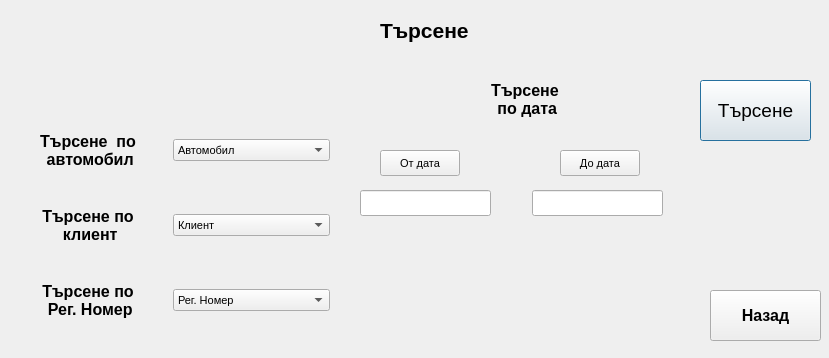
The window that searchform.ui (JohnnyBrawo/CarServ) describes before a commit, drawn with Qt 5.
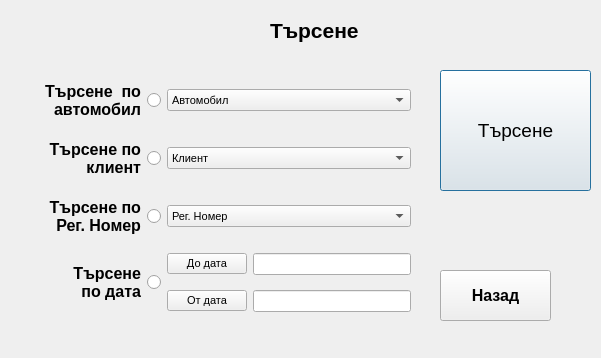
The same window after the commit.

Commit message: Promqna po Search formata i po Remontite. Trqbwa da se utochni i napishe smqna na registracionen nomer za remonta i da se pomisli za wryzkata Klient -> Kola -> Remont.

Patch:
```diff
--- a/searchform.ui
+++ b/searchform.ui
@@ -6,7 +6,7 @@
    <rect>
     <x>0</x>
     <y>0</y>
-    <width>829</width>
+    <width>601</width>
     <height>358</height>
    </rect>
   </property>
@@ -21,7 +21,7 @@
   <widget class="QLabel" name="L_Search_MainForm">
    <property name="geometry">
     <rect>
-     <x>380</x>
+     <x>270</x>
      <y>0</y>
      <width>141</width>
      <height>61</height>
@@ -38,37 +38,13 @@
     <string>Търсене </string>
    </property>
   </widget>
-  <widget class="QLabel" name="L_search_Data">
-   <property name="geometry">
-    <rect>
-     <x>490</x>
-     <y>80</y>
-     <width>70</width>
-     <height>38</height>
-    </rect>
-   </property>
-   <property name="font">
-    <font>
-     <pointsize>12</pointsize>
-     <weight>75</weight>
-     <bold>true</bold>
-    </font>
-   </property>
-   <property name="text">
-    <string>Търсене 
- по дата</string>
-   </property>
-   <property name="alignment">
-    <set>Qt::AlignCenter</set>
-   </property>
-  </widget>
   <widget class="QPushButton" name="Button_StartSearch">
    <property name="geometry">
     <rect>
-     <x>700</x>
-     <y>80</y>
-     <width>111</width>
-     <height>61</height>
+     <x>440</x>
+     <y>70</y>
+     <width>151</width>
+     <height>121</height>
     </rect>
    </property>
    <property name="font">
@@ -83,8 +59,8 @@
   <widget class="QPushButton" name="Button_Search_Back">
    <property name="geometry">
     <rect>
-     <x>710</x>
-     <y>290</y>
+     <x>440</x>
+     <y>270</y>
      <width>111</width>
      <height>51</height>
     </rect>
@@ -103,15 +79,15 @@
   <widget class="QWidget" name="layoutWidget">
    <property name="geometry">
     <rect>
-     <x>9</x>
-     <y>100</y>
-     <width>321</width>
+     <x>40</x>
+     <y>70</y>
+     <width>371</width>
      <height>251</height>
     </rect>
    </property>
    <layout class="QGridLayout" name="gridLayout">
     <item row="0" column="0">
-     <widget class="QLabel" name="L_search_Auto">
+     <widget class="QRadioButton" name="RButton_SearchAutos">
       <property name="font">
        <font>
         <pointsize>12</pointsize>
@@ -119,26 +95,17 @@
         <bold>true</bold>
        </font>
       </property>
+      <property name="layoutDirection">
+       <enum>Qt::RightToLeft</enum>
+      </property>
       <property name="text">
        <string>Търсене  по 
  автомобил</string>
       </property>
-      <property name="alignment">
-       <set>Qt::AlignCenter</set>
-      </property>
-     </widget>
-    </item>
-    <item row="0" column="1">
-     <widget class="QComboBox" name="Combo_SearchAuto">
-      <item>
-       <property name="text">
-        <string>Автомобил</string>
-       </property>
-      </item>
      </widget>
     </item>
     <item row="1" column="0">
-     <widget class="QLabel" name="L_search_Klient">
+     <widget class="QRadioButton" name="RButton_SearchClients">
       <property name="font">
        <font>
         <pointsize>12</pointsize>
@@ -146,26 +113,31 @@
         <bold>true</bold>
        </font>
       </property>
+      <property name="layoutDirection">
+       <enum>Qt::RightToLeft</enum>
+      </property>
       <property name="text">
        <string>Търсене по 
  клиент</string>
       </property>
-      <property name="alignment">
-       <set>Qt::AlignCenter</set>
+     </widget>
+    </item>
+    <item row="4" column="2">
+     <widget class="QPushButton" name="Button_FromDate">
+      <property name="text">
+       <string>От дата</string>
       </property>
      </widget>
     </item>
-    <item row="1" column="1">
-     <widget class="QComboBox" name="Combo_Search_Klient">
-      <item>
-       <property name="text">
-        <string>Клиент</string>
-       </property>
-      </item>
+    <item row="3" column="2">
+     <widget class="QPushButton" name="Button_ToDate">
+      <property name="text">
+       <string>До дата</string>
+      </property>
      </widget>
     </item>
     <item row="2" column="0">
-     <widget class="QLabel" name="L_search_RegNumber">
+     <widget class="QRadioButton" name="RButton_SearchRegNumbers">
       <property name="font">
        <font>
         <pointsize>12</pointsize>
@@ -173,16 +145,58 @@
         <bold>true</bold>
        </font>
       </property>
+      <property name="layoutDirection">
+       <enum>Qt::RightToLeft</enum>
+      </property>
       <property name="text">
        <string>Търсене по 
  Рег. Номер</string>
       </property>
-      <property name="alignment">
-       <set>Qt::AlignCenter</set>
+     </widget>
+    </item>
+    <item row="3" column="3">
+     <widget class="QLineEdit" name="LText_SearchTOdate"/>
+    </item>
+    <item row="4" column="3">
+     <widget class="QLineEdit" name="LText_SearchFROMdate"/>
+    </item>
+    <item row="3" column="0" rowspan="2">
+     <widget class="QRadioButton" name="RButton_SearchDate">
+      <property name="font">
+       <font>
+        <pointsize>12</pointsize>
+        <weight>75</weight>
+        <bold>true</bold>
+       </font>
       </property>
+      <property name="layoutDirection">
+       <enum>Qt::RightToLeft</enum>
+      </property>
+      <property name="text">
+       <string>Търсене 
+ по дата</string>
+      </property>
      </widget>
     </item>
-    <item row="2" column="1">
+    <item row="0" column="2" colspan="2">
+     <widget class="QComboBox" name="Combo_SearchAuto">
+      <item>
+       <property name="text">
+        <string>Автомобил</string>
+       </property>
+      </item>
+     </widget>
+    </item>
+    <item row="1" column="2" colspan="2">
+     <widget class="QComboBox" name="Combo_Search_Klient">
+      <item>
+       <property name="text">
+        <string>Клиент</string>
+       </property>
+      </item>
+     </widget>
+    </item>
+    <item row="2" column="2" colspan="2">
      <widget class="QComboBox" name="Combo_Search_RegNumber">
       <item>
        <property name="text">
@@ -193,52 +207,6 @@
     </item>
    </layout>
   </widget>
-  <widget class="QPushButton" name="pushButton">
-   <property name="geometry">
-    <rect>
-     <x>380</x>
-     <y>150</y>
-     <width>80</width>
-     <height>26</height>
-    </rect>
-   </property>
-   <property name="text">
-    <string>От дата</string>
-   </property>
-  </widget>
-  <widget class="QPushButton" name="pushButton_2">
-   <property name="geometry">
-    <rect>
-     <x>560</x>
-     <y>150</y>
-     <width>80</width>
-     <height>26</height>
-    </rect>
-   </property>
-   <property name="text">
-    <string>До дата</string>
-   </property>
-  </widget>
-  <widget class="QLineEdit" name="LText_SearchFROMdate">
-   <property name="geometry">
-    <rect>
-     <x>360</x>
-     <y>190</y>
-     <width>131</width>
-     <height>26</height>
-    </rect>
-   </property>
-  </widget>
-  <widget class="QLineEdit" name="LText_SearchTOdate">
-   <property name="geometry">
-    <rect>
-     <x>532</x>
-     <y>190</y>
-     <width>131</width>
-     <height>26</height>
-    </rect>
-   </property>
-  </widget>
  </widget>
  <resources/>
  <connections/>
```
The commit also changes 8 other files.
